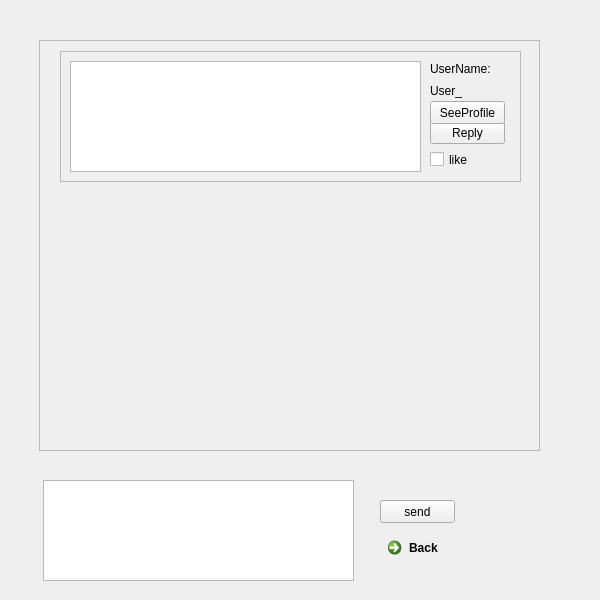
Qt form ui/comment.ui (PooyaFekri/LinkedIn) before a commit.
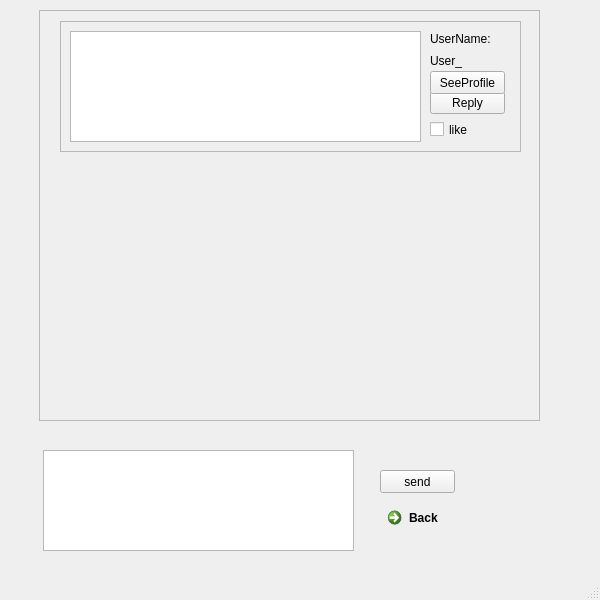
The same form after that commit.

```diff
--- a/ui/comment.ui
+++ b/ui/comment.ui
@@ -1,7 +1,7 @@
 <?xml version="1.0" encoding="UTF-8"?>
 <ui version="4.0">
- <class>Comment</class>
- <widget class="QWidget" name="Comment">
+ <class>MainWindow</class>
+ <widget class="QMainWindow" name="MainWindow">
   <property name="geometry">
    <rect>
     <x>0</x>
@@ -13,11 +13,12 @@
   <property name="windowTitle">
    <string>Form</string>
   </property>
+  <widget class="QWidget" name="centralwidget">
   <widget class="QScrollArea" name="scrollArea">
    <property name="geometry">
     <rect>
      <x>39</x>
-     <y>40</y>
+      <y>10</y>
      <width>501</width>
      <height>411</height>
     </rect>
@@ -127,11 +128,21 @@
     </widget>
    </widget>
   </widget>
+   <widget class="QTextEdit" name="textEdit_Write_your_comment">
+    <property name="geometry">
+     <rect>
+      <x>43</x>
+      <y>450</y>
+      <width>311</width>
+      <height>101</height>
+     </rect>
+    </property>
+   </widget>
   <widget class="QPushButton" name="Send_button">
    <property name="geometry">
     <rect>
      <x>380</x>
-     <y>500</y>
+      <y>470</y>
      <width>75</width>
      <height>23</height>
     </rect>
@@ -144,7 +155,7 @@
    <property name="geometry">
     <rect>
      <x>380</x>
-     <y>530</y>
+      <y>500</y>
      <width>185</width>
      <height>41</height>
     </rect>
@@ -153,16 +164,18 @@
     <string>Back</string>
    </property>
   </widget>
-  <widget class="QTextEdit" name="textEdit_Write_your_comment">
+  </widget>
+  <widget class="QMenuBar" name="menubar">
    <property name="geometry">
     <rect>
-     <x>43</x>
-     <y>480</y>
-     <width>311</width>
-     <height>101</height>
+     <x>0</x>
+     <y>0</y>
+     <width>600</width>
+     <height>22</height>
     </rect>
    </property>
   </widget>
+  <widget class="QStatusBar" name="statusbar"/>
  </widget>
  <resources/>
  <connections/>
```
Left out of the diff: 18 changed lines with no effect on the pictures. Lines whose indentation alone changed are shown as unchanged.
